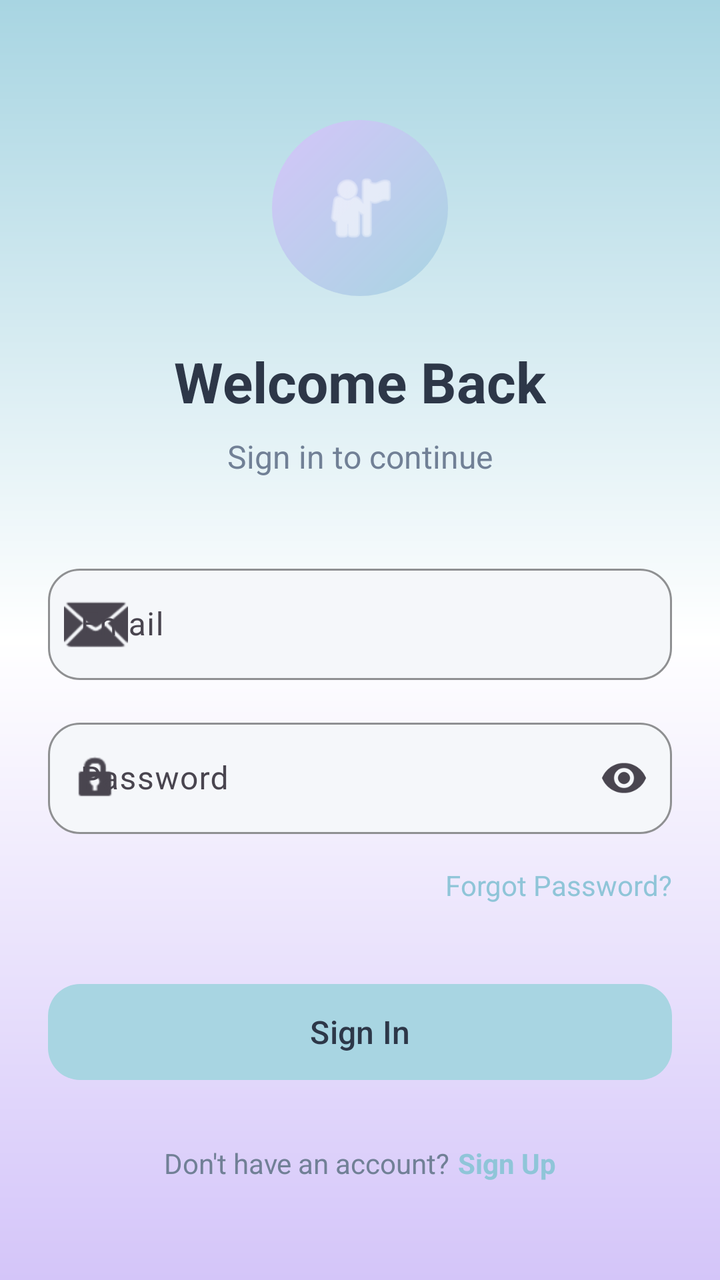
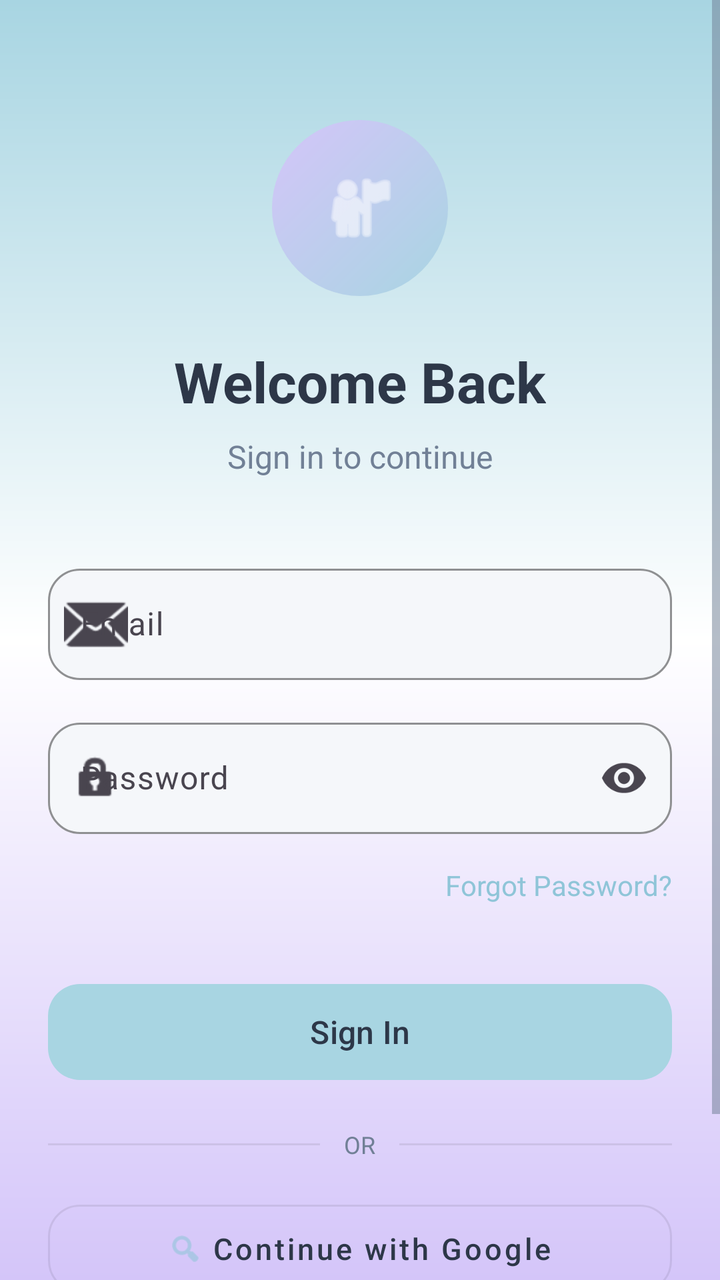

Two renders of the same Android screen: before a commit and after it. Below are the layout's source before the change and the commit's diff.
<!-- AndroidManifest.xml: application theme Theme.Healthcare -->
<!-- res/layout/activity_login.xml -->
<?xml version="1.0" encoding="utf-8"?>
<ScrollView xmlns:android="http://schemas.android.com/apk/res/android"
    xmlns:app="http://schemas.android.com/apk/res-auto"
    android:layout_width="match_parent"
    android:layout_height="match_parent"
    android:background="@drawable/bg_gradient_blue_white_lavender"
    android:fillViewport="true">

    <LinearLayout
        android:layout_width="match_parent"
        android:layout_height="wrap_content"
        android:gravity="center_horizontal"
        android:orientation="vertical"
        android:paddingHorizontal="24dp"
        android:paddingTop="60dp"
        android:paddingBottom="32dp">

        
        <FrameLayout
            android:layout_width="88dp"
            android:layout_height="88dp"
            android:layout_marginBottom="24dp">

            <View
                android:layout_width="match_parent"
                android:layout_height="match_parent"
                android:background="@drawable/bg_circle_pastel" />

            <ImageView
                android:layout_width="40dp"
                android:layout_height="40dp"
                android:layout_gravity="center"
                android:contentDescription="@string/app_name"
                android:src="@android:drawable/ic_menu_myplaces"
                android:tint="@color/white" />
        </FrameLayout>

        <TextView
            android:layout_width="wrap_content"
            android:layout_height="wrap_content"
            android:text="@string/welcome_back"
            android:textColor="@color/healthcare_dark"
            android:textSize="28sp"
            android:textStyle="bold" />

        <TextView
            android:layout_width="wrap_content"
            android:layout_height="wrap_content"
            android:layout_marginTop="8dp"
            android:layout_marginBottom="40dp"
            android:text="@string/sign_in_to_continue"
            android:textColor="@color/healthcare_muted"
            android:textSize="16sp" />

        
        <com.google.android.material.textfield.TextInputLayout
            android:id="@+id/tilEmail"
            style="@style/RoundedInput"
            android:layout_width="match_parent"
            android:layout_height="wrap_content"
            android:layout_marginBottom="16dp"
            android:hint="@string/email"
            app:startIconDrawable="@android:drawable/ic_dialog_email">

            <com.google.android.material.textfield.TextInputEditText
                android:id="@+id/etEmail"
                android:layout_width="match_parent"
                android:layout_height="wrap_content"
                android:inputType="textEmailAddress"
                android:textSize="16sp" />
        </com.google.android.material.textfield.TextInputLayout>

        
        <com.google.android.material.textfield.TextInputLayout
            android:id="@+id/tilPassword"
            style="@style/RoundedInput"
            android:layout_width="match_parent"
            android:layout_height="wrap_content"
            android:layout_marginBottom="12dp"
            android:hint="@string/password"
            app:endIconMode="password_toggle"
            app:startIconDrawable="@android:drawable/ic_lock_idle_lock">

            <com.google.android.material.textfield.TextInputEditText
                android:id="@+id/etPassword"
                android:layout_width="match_parent"
                android:layout_height="wrap_content"
                android:inputType="textPassword"
                android:textSize="16sp" />
        </com.google.android.material.textfield.TextInputLayout>

        
        <TextView
            android:id="@+id/tvForgotPassword"
            android:layout_width="wrap_content"
            android:layout_height="wrap_content"
            android:layout_gravity="end"
            android:layout_marginBottom="32dp"
            android:paddingVertical="4dp"
            android:text="@string/forgot_password"
            android:textColor="@color/pastel_blue_dark"
            android:textSize="14sp" />

        
        <com.google.android.material.button.MaterialButton
            android:id="@+id/btnSignIn"
            style="@style/RoundedButton"
            android:layout_width="match_parent"
            android:layout_height="56dp"
            android:text="@string/sign_in"
            android:textSize="16sp" />

        
        <LinearLayout
            android:layout_width="wrap_content"
            android:layout_height="wrap_content"
            android:layout_marginTop="24dp"
            android:gravity="center"
            android:orientation="horizontal">

            <TextView
                android:layout_width="wrap_content"
                android:layout_height="wrap_content"
                android:text="@string/dont_have_account"
                android:textColor="@color/healthcare_muted"
                android:textSize="14sp" />

            <TextView
                android:id="@+id/tvSignUp"
                android:layout_width="wrap_content"
                android:layout_height="wrap_content"
                android:layout_marginStart="4dp"
                android:paddingVertical="4dp"
                android:text="@string/sign_up"
                android:textColor="@color/pastel_blue_dark"
                android:textSize="14sp"
                android:textStyle="bold" />
        </LinearLayout>

        
        <ProgressBar
            android:id="@+id/progressBar"
            android:layout_width="wrap_content"
            android:layout_height="wrap_content"
            android:layout_marginTop="16dp"
            android:visibility="gone" />

    </LinearLayout>
</ScrollView>
<!-- resources referenced by this layout -->
<resources>
  <color name="healthcare_dark">#FF2D3748</color>
  <color name="healthcare_muted">#FF718096</color>
  <color name="pastel_blue_dark">#FF8FC5D8</color>
  <color name="white">#FFFFFFFF</color>
  <!-- drawable bg_circle_pastel (drawable) -->
  <?xml version="1.0" encoding="utf-8"?>
  <shape xmlns:android="http://schemas.android.com/apk/res/android"
      android:shape="oval">
      <gradient
          android:startColor="@color/pastel_blue"
          android:endColor="@color/pastel_lavender"
          android:angle="135" />
      <size android:width="192dp" android:height="192dp" />
  </shape>
  <!-- drawable bg_gradient_blue_white_lavender (drawable) -->
  <?xml version="1.0" encoding="utf-8"?>
  <shape xmlns:android="http://schemas.android.com/apk/res/android"
      android:shape="rectangle">
      <gradient
          android:startColor="@color/pastel_blue"
          android:centerColor="@color/white"
          android:endColor="@color/pastel_lavender"
          android:angle="270" />
  </shape>
  <string name="app_name">Healthcare</string>
  <string name="dont_have_account">Don\'t have an account?</string>
  <string name="email">Email</string>
  <string name="forgot_password">Forgot Password?</string>
  <string name="password">Password</string>
  <string name="sign_in">Sign In</string>
  <string name="sign_in_to_continue">Sign in to continue</string>
  <string name="sign_up">Sign Up</string>
  <string name="welcome_back">Welcome Back</string>
  <style name="RoundedButton" parent="Widget.Material3.Button">
          <item name="cornerRadius">16dp</item>
          <item name="android:textAllCaps">false</item>
          <item name="backgroundTint">@color/pastel_blue</item>
          <item name="android:textColor">@color/healthcare_dark</item>
          <item name="android:minHeight">56dp</item>
      </style>
  <style name="RoundedInput" parent="Widget.Material3.TextInputLayout.OutlinedBox">
          <item name="boxCornerRadiusTopStart">16dp</item>
          <item name="boxCornerRadiusTopEnd">16dp</item>
          <item name="boxCornerRadiusBottomStart">16dp</item>
          <item name="boxCornerRadiusBottomEnd">16dp</item>
          <item name="boxStrokeColor">@color/transparent</item>
          <item name="boxBackgroundColor">@color/healthcare_gray</item>
      </style>
  <style name="Theme.Healthcare" parent="Theme.Material3.Light.NoActionBar">
          <item name="colorPrimary">@color/pastel_blue</item>
          <item name="colorPrimaryDark">@color/pastel_blue_dark</item>
          <item name="colorAccent">@color/pastel_lavender</item>
          <item name="colorSecondary">@color/pastel_mint</item>
          <item name="android:colorBackground">@color/healthcare_white</item>
          <item name="android:textColorPrimary">@color/healthcare_dark</item>
          <item name="android:textColorSecondary">@color/healthcare_muted</item>
          <item name="android:statusBarColor">@color/healthcare_white</item>
          <item name="android:windowLightStatusBar">true</item>
      </style>
  <color name="pastel_blue">#FFA8D5E2</color>
  <color name="pastel_lavender">#FFD4C5F9</color>
  <color name="transparent">#00000000</color>
  <color name="healthcare_gray">#FFF5F7FA</color>
  <color name="pastel_mint">#FFB4E7CE</color>
  <color name="healthcare_white">#FFFFFFFF</color>
</resources>

<!-- the commit's change to res/layout/activity_login.xml (unified diff, before → after) -->
@@ -112,6 +112,53 @@
 
         
         <LinearLayout
+            android:layout_width="match_parent"
+            android:layout_height="wrap_content"
+            android:layout_marginTop="20dp"
+            android:layout_marginBottom="4dp"
+            android:gravity="center_vertical"
+            android:orientation="horizontal">
+
+            <View
+                android:layout_width="0dp"
+                android:layout_height="1dp"
+                android:layout_weight="1"
+                android:background="@color/border_color" />
+
+            <TextView
+                android:layout_width="wrap_content"
+                android:layout_height="wrap_content"
+                android:paddingHorizontal="12dp"
+                android:text="OR"
+                android:textColor="@color/healthcare_muted"
+                android:textSize="12sp" />
+
+            <View
+                android:layout_width="0dp"
+                android:layout_height="1dp"
+                android:layout_weight="1"
+                android:background="@color/border_color" />
+        </LinearLayout>
+
+        
+        <com.google.android.material.button.MaterialButton
+            android:id="@+id/btnGoogleSignIn"
+            style="@style/Widget.MaterialComponents.Button.OutlinedButton"
+            android:layout_width="match_parent"
+            android:layout_height="56dp"
+            android:layout_marginTop="12dp"
+            android:text="Continue with Google"
+            android:textColor="@color/healthcare_dark"
+            android:textSize="15sp"
+            android:textAllCaps="false"
+            app:icon="@android:drawable/ic_menu_search"
+            app:iconTint="@color/pastel_blue_dark"
+            app:iconGravity="textStart"
+            app:strokeColor="@color/border_color"
+            app:cornerRadius="16dp" />
+
+        
+        <LinearLayout
             android:layout_width="wrap_content"
             android:layout_height="wrap_content"
             android:layout_marginTop="24dp"
<!-- resource entries referenced after the edit -->
@@ -1,5 +1,6 @@
 <!-- resources referenced by this layout -->
 <resources>
+  <color name="border_color">#14000000</color>
   <color name="healthcare_dark">#FF2D3748</color>
   <color name="healthcare_muted">#FF718096</color>
   <color name="pastel_blue_dark">#FF8FC5D8</color>
